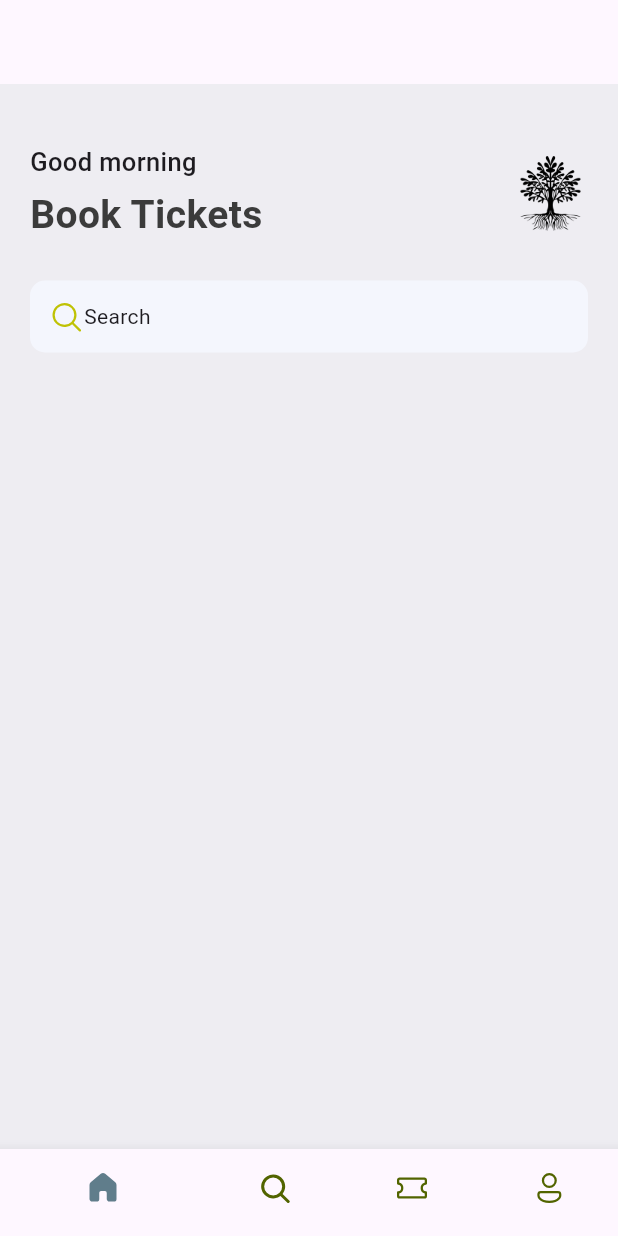
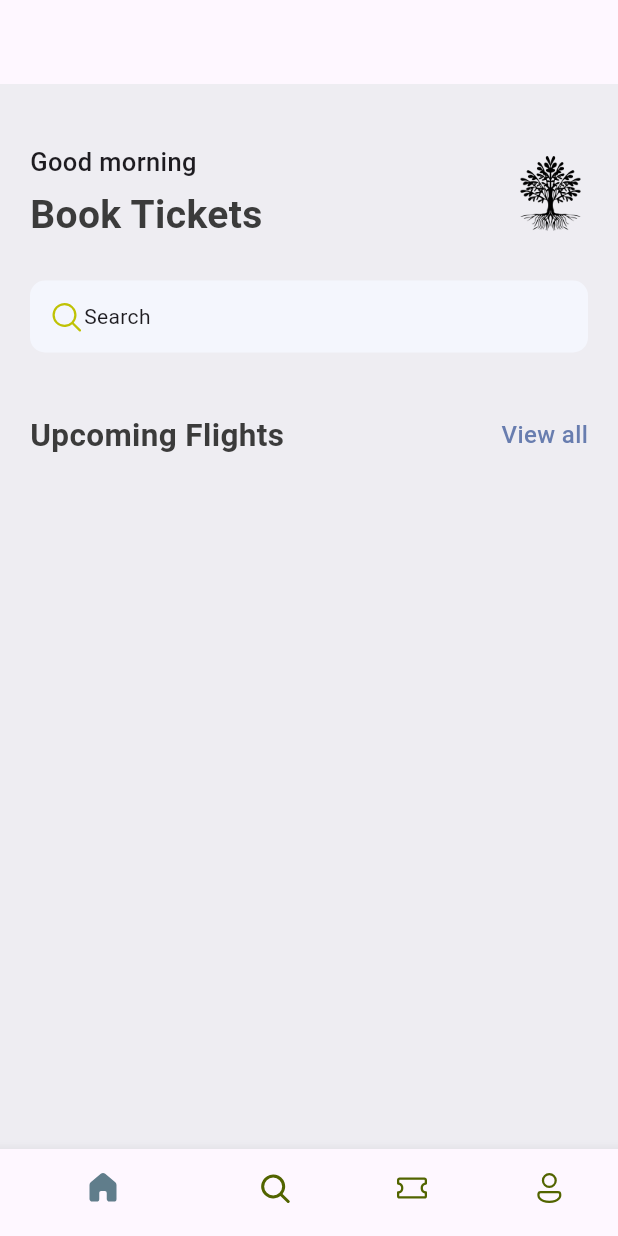
Before and after one commit to GuitherezDika/ticket_app, a Flutter app: the screen it shows after launch, on a phone screen of 412 x 824 dp. Run offline on Flutter 3.47's test engine with Material 3 defaults, Android fonts, the phone set to English and light mode, and no system bars; our stand-ins replace fluentui_icons.

Commit message:
reusable component

```diff
--- a/lib/base/res/styles/app_styles.dart
+++ b/lib/base/res/styles/app_styles.dart
@@ -5,10 +5,22 @@ Color primary = const Color(0xFF687daf);
 class AppStyles {
   static Color primaryColor = primary;
   static Color textColor = const Color(0xFF3b3b3b);
-  static const bgColor = Color(0xFFeeedf2);
+  static Color bgColor = const Color(0xFFeeedf2);
+
+  static TextStyle  textStyle = TextStyle(
+    fontSize: 16,
+    fontWeight: FontWeight.w500,
+    color: textColor
+  );
 
   static TextStyle  headLineStyle1 = TextStyle(
     fontSize: 26,
+    fontWeight: FontWeight.bold,
+    color: textColor
+  );
+
+  static TextStyle headLineStyle2 = TextStyle(
+    fontSize: 21,
     fontWeight: FontWeight.bold,
     color: textColor
   );
--- /dev/null
+++ b/lib/base/widgets/app_double_text.dart
@@ -0,0 +1,27 @@
+import 'package:flutter/material.dart';
+import 'package:ticket_app/base/res/styles/app_styles.dart';
+
+class AppDoubleText extends StatelessWidget {
+  const AppDoubleText({super.key, required this.bigText, required this.smallText});
+  final String bigText;
+  final String smallText;
+
+  @override
+  Widget build(BuildContext context) {
+    return Row(
+      mainAxisAlignment: MainAxisAlignment.spaceBetween,
+      children: [
+        Text(bigText, style: AppStyles.headLineStyle2),
+        InkWell(
+          onTap: () {
+
+          },
+          child: Text(smallText, style: AppStyles.textStyle.copyWith(
+            // copyWith = ubah data di lokal state
+            color: AppStyles.primaryColor
+          ))
+        )
+      ],
+    );
+  }
+}
--- a/lib/screen/home_screen.dart
+++ b/lib/screen/home_screen.dart
@@ -2,6 +2,7 @@ import 'package:fluentui_icons/fluentui_icons.dart';
 import 'package:flutter/material.dart';
 import 'package:ticket_app/base/res/media.dart';
 import 'package:ticket_app/base/res/styles/app_styles.dart';
+import 'package:ticket_app/base/widgets/app_double_text.dart';
 
 class HomeScreen extends StatelessWidget {
   const HomeScreen({super.key});
@@ -60,7 +61,8 @@ class HomeScreen extends StatelessWidget {
                 ),
                 const SizedBox(height: 25),
                 Container(
-                  padding: const EdgeInsets.symmetric(horizontal: 12, vertical: 12),
+                  padding:
+                      const EdgeInsets.symmetric(horizontal: 12, vertical: 12),
                   decoration: BoxDecoration(
                       borderRadius: BorderRadius.circular(10),
                       color: const Color(0xFFF4F6FD)),
@@ -72,10 +74,13 @@ class HomeScreen extends StatelessWidget {
                       Text('Search'),
                     ],
                   ),
-                )
+                ),
+                const SizedBox(height: 40),
+                const AppDoubleText(
+                    bigText: 'Upcoming Flights', smallText: 'View all')
               ],
             ),
-          )
+          ),
         ],
       ),
     );
```
